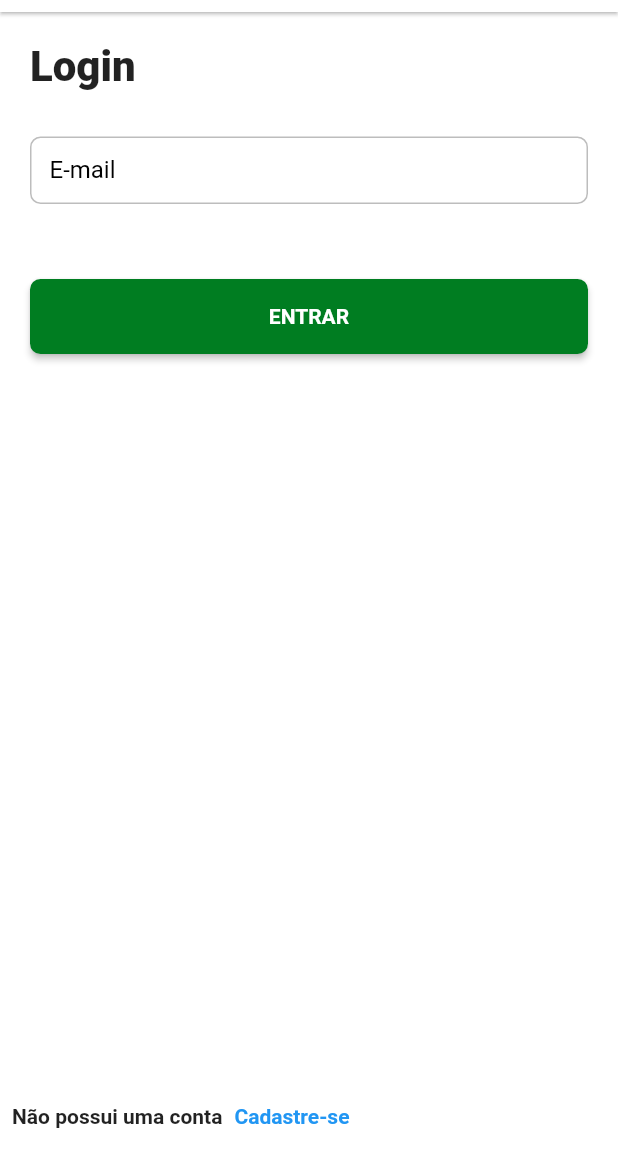
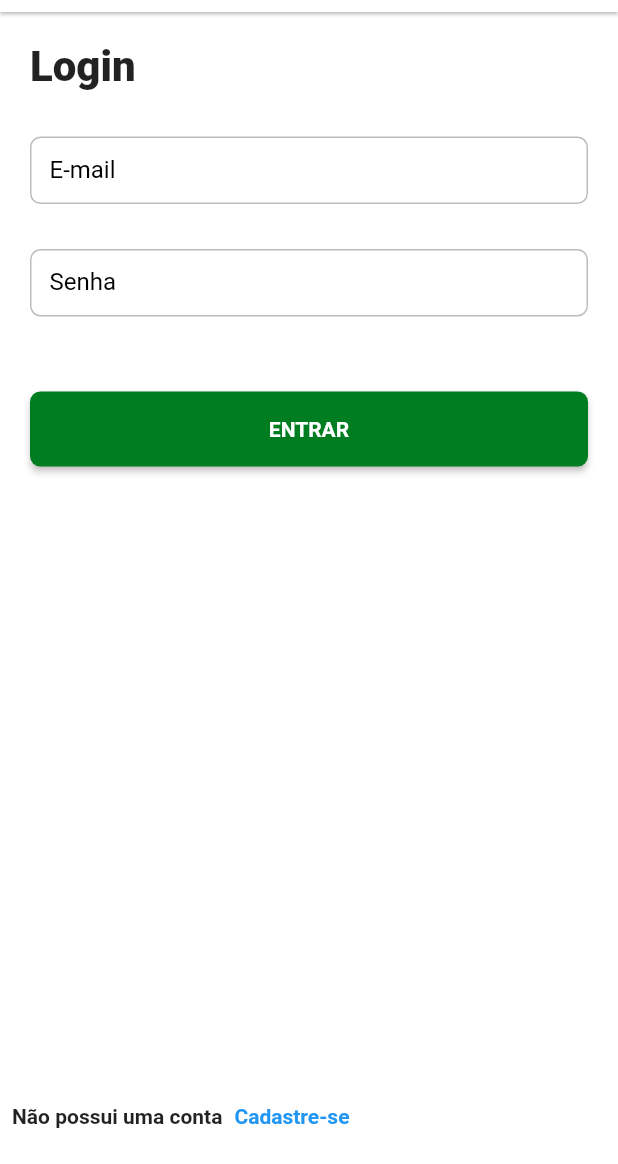
Before and after one commit to giseletoledo/dw9-delivery-api, a Flutter app: the LoginPage screen opened by its route, on a phone screen of 412 x 824 dp, the part 72-1236 px from its top. Run offline on Flutter 3.47's test engine with Material 2 defaults, Android fonts, the phone set to English and light mode, and no system bars; our stand-ins replace bloc, dio, equatable, flutter_bloc, loading_animation_widget, shared_preferences and 1 more; missing offline and left inert: match, validatorless; accounts and stored records are empty; Roboto replaces fonts that are missing (mplus).

Commit message:
cadastro e login de usuários

```diff
--- a/dw9_delivery_app/lib/app/dw9_delivery_app.dart
+++ b/dw9_delivery_app/lib/app/dw9_delivery_app.dart
@@ -6,6 +6,8 @@ import 'package:dw9_delivery_app/app/pages/home/home_router.dart';
 import 'package:dw9_delivery_app/app/pages/produc_detail/product_detail_router.dart';
 import 'package:dw9_delivery_app/app/pages/splash/splash_page.dart';
 import 'package:flutter/material.dart';
+
+import 'pages/auth/login/login_router.dart';
 
 class DW9DeliveryApp extends StatelessWidget {
   const DW9DeliveryApp({super.key});
@@ -21,7 +23,7 @@ class DW9DeliveryApp extends StatelessWidget {
           '/': (context) => const SplashPage(),
           '/home': (context) => HomeRouter.page,
           '/productDetail': (context) => ProductDetailRouter.page,
-          '/auth/login': (context) => const LoginPage(),
+          '/auth/login': (context) => LoginRouter.page,
           '/auth/register': (context) => RegisterRouter.page,
         },
       ),
--- /dev/null
+++ b/dw9_delivery_app/lib/app/pages/auth/login/login_controller.dart
@@ -0,0 +1,34 @@
+import 'dart:developer';
+
+import 'package:bloc/bloc.dart';
+import 'package:dw9_delivery_app/app/core/exceptions/unauthorized_exceptions.dart';
+import 'package:dw9_delivery_app/app/repositories/auth/auth_repository.dart';
+import 'package:shared_preferences/shared_preferences.dart';
+
+import 'login_state.dart';
+
+class LoginController extends Cubit<LoginState> {
+  final AuthRepository _authRepository;
+
+  LoginController(this._authRepository) : super(const LoginState.initial());
+
+  Future<void> login(String email, String password) async {
+    try {
+      emit(state.copyWith(status: LoginStatus.login));
+      final authModel = await _authRepository.login(email, password);
+      final sp = await SharedPreferences.getInstance();
+      sp.setString('accessToken', authModel.accessToken);
+      sp.setString('refreshToken', authModel.refreshToken);
+      emit(state.copyWith(status: LoginStatus.success));
+    } on UnauthorizedExceptions catch (e, s) {
+      log('Login e senha inválidos', error: e, stackTrace: s);
+      emit(state.copyWith(
+          status: LoginStatus.loginError,
+          errorMessage: 'Login ou senha inválidos'));
+    } catch (e, s) {
+      log('Erro ao realizar login', error: e, stackTrace: s);
+      emit(state.copyWith(
+          status: LoginStatus.error, errorMessage: 'Erro ao realizar login'));
+    }
+  }
+}
--- a/dw9_delivery_app/lib/app/pages/auth/login/login_page.dart
+++ b/dw9_delivery_app/lib/app/pages/auth/login/login_page.dart
@@ -1,14 +1,56 @@
 import 'package:dw9_delivery_app/app/core/ui/styles/text_styles.dart';
 import 'package:dw9_delivery_app/app/core/ui/widgets/delivery_appbar.dart';
 import 'package:dw9_delivery_app/app/core/ui/widgets/delivery_button.dart';
+import 'package:dw9_delivery_app/app/pages/auth/login/login_controller.dart';
 import 'package:flutter/material.dart';
+import 'package:flutter_bloc/flutter_bloc.dart';
+import 'package:validatorless/validatorless.dart';
 
-class LoginPage extends StatelessWidget {
+import '../../../core/ui/base_state/base_state.dart';
+import 'login_state.dart';
+
+class LoginPage extends StatefulWidget {
   const LoginPage({super.key});
 
   @override
+  State<LoginPage> createState() => _LoginPageState();
+}
+
+class _LoginPageState extends BaseState<LoginPage, LoginController> {
+  final _formKey = GlobalKey<FormState>();
+
+  final _emailEC = TextEditingController();
+  final _passwordEC = TextEditingController();
+
+  @override
+  void dispose() {
+    _emailEC.dispose();
+    _passwordEC.dispose();
+    super.dispose();
+  }
+
+  @override
   Widget build(BuildContext context) {
-    return Scaffold(
+    return BlocListener<LoginController, LoginState>(
+      listener: (context, state) {
+        state.status.matchAny(
+          any: () => hideLoader(),
+          login: () => showLoader(),
+          loginError: () {
+            hideLoader();
+            showError('Login ou senha inválidos!');
+          },
+          error: () {
+            hideLoader();
+            showError('Erro ao realizar login');
+          },
+          success: () {
+            hideLoader();
+            Navigator.pop(context, true);
+          },
+        );
+      },
+      child: Scaffold(
           appBar: DeliveryAppbar(),
           body: CustomScrollView(
             slivers: [
@@ -16,6 +58,7 @@ class LoginPage extends StatelessWidget {
                 child: Padding(
                   padding: const EdgeInsets.all(20),
                   child: Form(
+                      key: _formKey,
                       child: Column(
                         crossAxisAlignment: CrossAxisAlignment.start,
                         children: [
@@ -30,6 +73,24 @@ class LoginPage extends StatelessWidget {
                             decoration: const InputDecoration(
                               labelText: 'E-mail',
                             ),
+                            controller: _emailEC,
+                            validator: Validatorless.multiple([
+                              Validatorless.required('E-mail obrigatório'),
+                              Validatorless.email('E-mail inválido'),
+                            ]),
+                          ),
+                          const SizedBox(
+                            height: 30,
+                          ),
+                          TextFormField(
+                            decoration: const InputDecoration(
+                              labelText: 'Senha',
+                            ),
+                            controller: _passwordEC,
+                            obscureText: true,
+                            validator: Validatorless.multiple([
+                              Validatorless.required('Senha obrigatória'),
+                            ]),
                           ),
                           const SizedBox(
                             height: 50,
@@ -38,7 +99,15 @@ class LoginPage extends StatelessWidget {
                             child: DeliveryButton(
                               width: double.infinity,
                               label: 'ENTRAR',
-                        onPressed: () {},
+                              onPressed: () {
+                                final valid =
+                                    _formKey.currentState?.validate() ?? false;
+
+                                if (valid) {
+                                  controller.login(
+                                      _emailEC.text, _passwordEC.text);
+                                }
+                              },
                             ),
                           )
                         ],
@@ -70,6 +139,7 @@ class LoginPage extends StatelessWidget {
                 ),
               )
             ],
-        ));
+          )),
+    );
   }
 }
--- /dev/null
+++ b/dw9_delivery_app/lib/app/pages/auth/login/login_router.dart
@@ -0,0 +1,19 @@
+import 'package:dw9_delivery_app/app/pages/auth/login/login_controller.dart';
+import 'package:dw9_delivery_app/app/pages/auth/login/login_page.dart';
+import 'package:flutter/material.dart';
+import 'package:provider/provider.dart';
+
+class LoginRouter {
+  LoginRouter._();
+
+  static Widget get page => MultiProvider(
+        providers: [
+          Provider(
+            create: (context) => LoginController(
+              context.read(),
+            ),
+          )
+        ],
+        child: const LoginPage(),
+      );
+}
--- /dev/null
+++ b/dw9_delivery_app/lib/app/pages/auth/login/login_state.dart
@@ -0,0 +1,38 @@
+// ignore_for_file: public_member_api_docs, sort_constructors_first
+import 'package:equatable/equatable.dart';
+import 'package:match/match.dart';
+
+part 'login_state.g.dart';
+
+@match
+enum LoginStatus {
+  initial,
+  login,
+  success,
+  loginError,
+  error,
+}
+
+class LoginState extends Equatable {
+  final LoginStatus status;
+  final String? errorMessage;
+
+  const LoginState({required this.status, this.errorMessage});
+
+  const LoginState.initial()
+      : status = LoginStatus.initial,
+        errorMessage = null;
+
+  @override
+  List<Object?> get props => [status, errorMessage];
+
+  LoginState copyWith({
+    LoginStatus? status,
+    String? errorMessage,
+  }) {
+    return LoginState(
+      status: status ?? this.status,
+      errorMessage: errorMessage ?? this.errorMessage,
+    );
+  }
+}
--- a/dw9_delivery_app/lib/app/pages/home/widgets/shopping_bag_widget.dart
+++ b/dw9_delivery_app/lib/app/pages/home/widgets/shopping_bag_widget.dart
@@ -17,6 +17,7 @@ class ShoppingBagWidget extends StatelessWidget {
     if (!sp.containsKey('accessToken')) {
       //Envia para o login
       final loginResult = await navigator.pushNamed('/auth/login');
+      print(loginResult);
     }
     //envia para o order
   }
```
Also changed, not shown: dw9_delivery_app/lib/app/pages/auth/register/register_state.dart (+6 -2 lines), dw9_delivery_app/lib/app/pages/auth/login/login_state.g.dart (added), 4 other files. Lines whose indentation alone changed are shown as unchanged.
